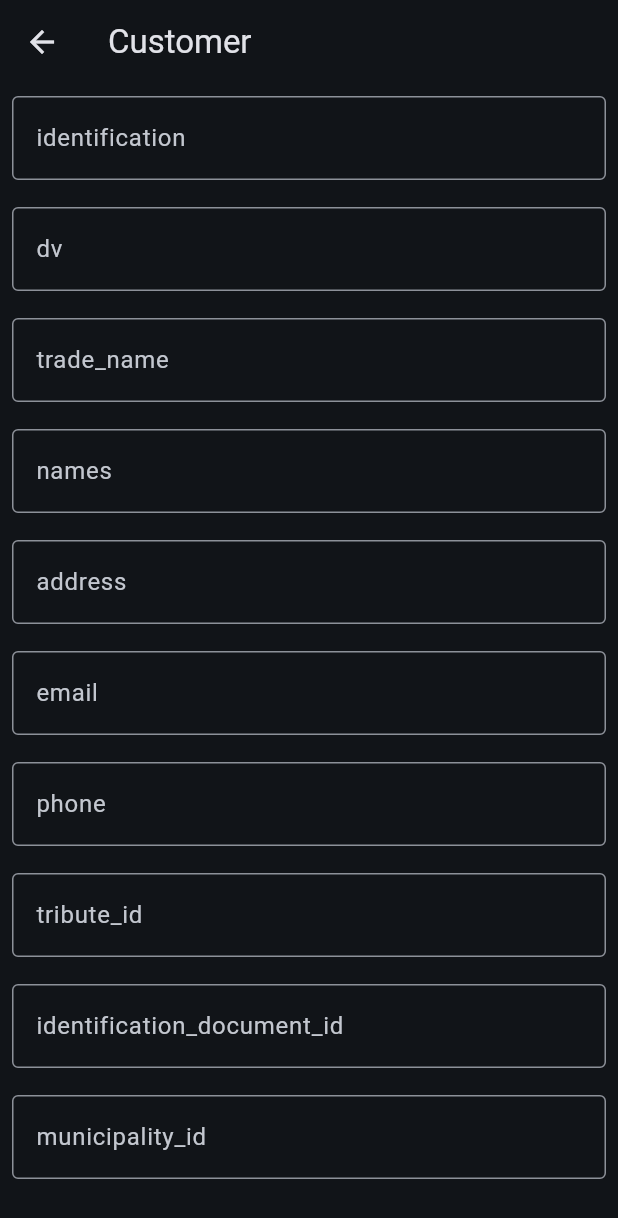
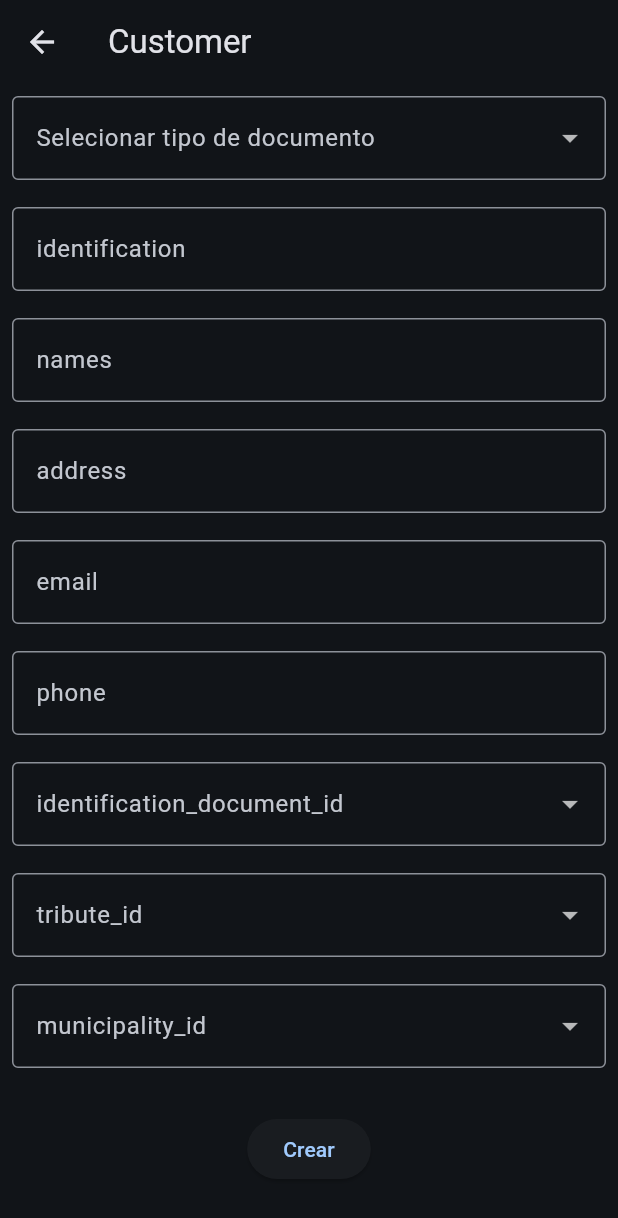
Before and after one commit to EndoRodrigo/final-app, a Flutter app: the CustomerView screen opened by its route, on a phone screen of 412 x 824 dp. Shown: the top 1218 px of the screen. Run offline on Flutter 3.47's test engine with Material 3 defaults, Android fonts, the phone set to English and light mode, and no system bars; our stand-ins replace flutter_screenutil, get.

Commit message:
Fix: actualizacion de front de la plantilla de customer

```diff
--- /dev/null
+++ b/lib/ui/core/controller/customer_controller.dart
@@ -0,0 +1,9 @@
+import 'package:get/get_rx/src/rx_types/rx_types.dart';
+
+class CustomerController {
+  var currentIndex = 0.obs;
+
+  void changePage(int index) {
+    currentIndex.value = index;
+  }
+}
--- a/lib/ui/core/view/customer_view.dart
+++ b/lib/ui/core/view/customer_view.dart
@@ -13,26 +13,31 @@ class CustomerView extends StatelessWidget {
           padding: const EdgeInsets.all(8.0),
           child: Center(
             child: Column(
+              children: [
+                DropdownButtonFormField<String>(
+                  decoration: const InputDecoration(labelText: 'Selecionar tipo de documento', border: OutlineInputBorder()),
+                  items: const [
+                    DropdownMenuItem(value: '1', child: Text('Registro civil')),
+                    DropdownMenuItem(value: '2', child: Text('Tarjeta de identidad')),
+                    DropdownMenuItem(value: '3', child: Text('Cédula de ciudadanía')),
+                    DropdownMenuItem(value: '4', child: Text('Tarjeta de extranjería')),
+                    DropdownMenuItem(value: '5', child: Text('Cédula de extranjería')),
+                    DropdownMenuItem(value: '6', child: Text('NIT')),
+                    DropdownMenuItem(value: '7', child: Text('Pasaporte')),
+                    DropdownMenuItem(value: '8', child: Text('Documento de identificación extranjero')),
+                    DropdownMenuItem(value: '9', child: Text('PEP')),
+                    DropdownMenuItem(value: '10', child: Text('NIT otro país')),
+                    DropdownMenuItem(value: '11', child: Text('NUIP')),
 
-              /*"identification": "123456789",
-            "dv": "3",
-            "company": "",
-            "trade_name": "",
-            "names": "Alan Turing",
-            "address": "calle 1 # 2-68",
-            "email": "alanturing@enigmasas.com",
-            "phone": "1234567890",
-            "legal_organization_id": "2",
-            "tribute_id": "21",
-            "identification_document_id": 3,
-            "municipality_id": "980"
-              */
-              children: [
+                  ],
+                  onChanged: (value) {
+                    if (value != null) {
+
+                    }
+                  },
+                ),
+                SizedBox(height: 18,),
                 TextField(decoration: InputDecoration(border: OutlineInputBorder(), label: Text('identification')),),
-                SizedBox(height: 18,),
-                TextField(decoration: InputDecoration(border: OutlineInputBorder(), label: Text('dv')),),
-                SizedBox(height: 18,),
-                TextField(decoration: InputDecoration(border: OutlineInputBorder(), label: Text('trade_name')),),
                 SizedBox(height: 18,),
                 TextField(decoration: InputDecoration(border: OutlineInputBorder(), label: Text('names')),),
                 SizedBox(height: 18,),
@@ -42,11 +47,44 @@ class CustomerView extends StatelessWidget {
                 SizedBox(height: 18,),
                 TextField(decoration: InputDecoration(border: OutlineInputBorder(), label: Text('phone')),),
                 SizedBox(height: 18,),
-                TextField(decoration: InputDecoration(border: OutlineInputBorder(), label: Text('tribute_id')),),
+                DropdownButtonFormField<String>(
+                  decoration: const InputDecoration(labelText: 'identification_document_id', border: OutlineInputBorder()),
+                  items: const [
+                    DropdownMenuItem(value: '1', child: Text('Persona Juridica')),
+                    DropdownMenuItem(value: '2', child: Text('Persona Natural')),
+                  ],
+                  onChanged: (value) {
+                    if (value != null) {
+
+                    }
+                  },
+                ),
                 SizedBox(height: 18,),
-                TextField(decoration: InputDecoration(border: OutlineInputBorder(), label: Text('identification_document_id')),),
+                DropdownButtonFormField<String>(
+                  decoration: const InputDecoration(labelText: 'tribute_id ', border: OutlineInputBorder()),
+                  items: const [
+                    DropdownMenuItem(value: '18', child: Text('IVA')),
+                    DropdownMenuItem(value: '21', child: Text('No aplica')),
+                  ],
+                  onChanged: (value) {
+                    if (value != null) {
+
+                    }
+                  },
+                ),
                 SizedBox(height: 18,),
-                TextField(decoration: InputDecoration(border: OutlineInputBorder(), label: Text('municipality_id')),),
+                DropdownButtonFormField<String>(
+                  decoration: const InputDecoration(labelText: 'municipality_id  ', border: OutlineInputBorder()),
+                  items: const [
+                    DropdownMenuItem(value: '18', child: Text('Rionegro')),
+                    DropdownMenuItem(value: '21', child: Text('Sabanalarga')),
+                  ],
+                  onChanged: (value) {
+                    if (value != null) {
+
+                    }
+                  },
+                ),
                 SizedBox(height: 30,),
                 ElevatedButton(onPressed: (){}, child: Text('Crear'))
 
```
